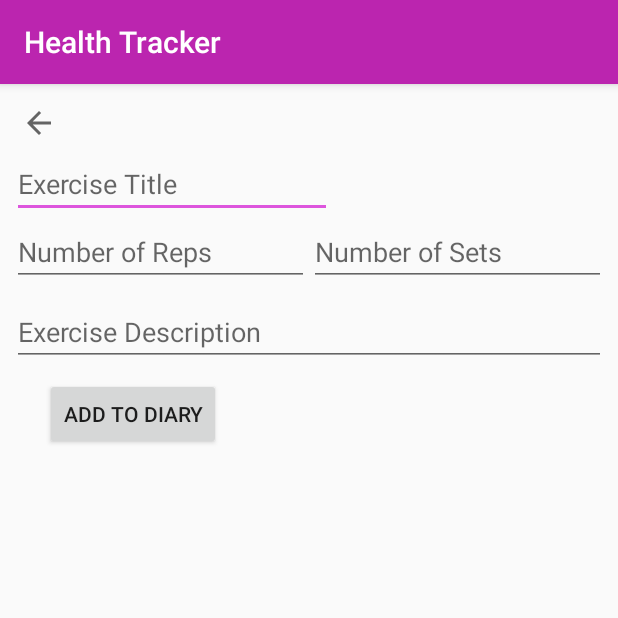
After one commit to VorosDana/healthtracker, an Android app: the ExerciseAddActivity screen opened directly, with no data from a screen before it, on a phone screen of 412 x 824 dp, the top half of it. The commit adds this screen. Run offline under Robolectric (Android 15) with nearby library versions, the phone set to English and light mode, and no system bars; our stand-ins replace Room's generated code.

Commit message:
A lot of work, database and recycler view implemented for exercise diary

```diff
--- a/app/build.gradle
+++ b/app/build.gradle
@@ -36,5 +36,7 @@ dependencies {
     testImplementation 'junit:junit:4.12'
     androidTestImplementation 'androidx.test:runner:1.1.0-alpha4'
     androidTestImplementation 'androidx.test.espresso:espresso-core:3.1.0-alpha4'
+    androidTestImplementation 'androidx.test:rules:1.1.1'
     implementation 'com.google.android.material:material:1.0.0'
+    implementation 'androidx.recyclerview:recyclerview:1.0.0'
 }
--- a/app/src/main/AndroidManifest.xml
+++ b/app/src/main/AndroidManifest.xml
@@ -9,7 +9,9 @@
         android:roundIcon="@mipmap/ic_launcher_round"
         android:supportsRtl="true"
         android:theme="@style/AppTheme">
-        <activity android:name=".database.ExerciseDiaryActivity"></activity>
+        <activity android:name=".ExerciseAddActivity"></activity>
+        <activity android:name=".ExerciseListActivity" />
+        <activity android:name=".database.ExerciseDiaryActivity" />
         <activity android:name=".TapperActivity" />
         <activity android:name=".MainActivity">
             <intent-filter>
--- /dev/null
+++ b/app/src/main/java/com/example/healthtracker/ExerciseAddActivity.java
@@ -0,0 +1,54 @@
+package com.example.healthtracker;
+
+import androidx.appcompat.app.AppCompatActivity;
+import androidx.room.Room;
+
+import android.os.Bundle;
+import android.view.View;
+import android.widget.EditText;
+
+import com.example.healthtracker.database.Exercise;
+import com.example.healthtracker.database.ExerciseDatabase;
+
+public class ExerciseAddActivity extends AppCompatActivity {
+
+    ExerciseDatabase database;
+
+    @Override
+    protected void onCreate(Bundle savedInstanceState) {
+        super.onCreate(savedInstanceState);
+        setContentView(R.layout.activity_exercise_add);
+
+        database = Room.databaseBuilder(getApplicationContext(), ExerciseDatabase.class, "exercise-diary")
+                .allowMainThreadQueries()
+                .fallbackToDestructiveMigration()
+                .build();
+    }
+
+    public void addExercise(View view){
+        Exercise exercise = new Exercise();
+
+        EditText title = findViewById(R.id.edit_text_exercise_title);
+        EditText sets = findViewById(R.id.edit_text_exercise_sets);
+        EditText reps = findViewById(R.id.edit_text_exercise_reps);
+        EditText description = findViewById(R.id.edit_text_exercise_description);
+
+
+        exercise.setTitle(title.getText().toString());
+        exercise.setSets(Integer.parseInt(sets.getText().toString()));
+        exercise.setReps(Integer.parseInt(reps.getText().toString()));
+        exercise.setDescription(description.getText().toString());
+
+        database.exerciseDao().add(exercise);
+
+        ExerciseListActivity parent = (ExerciseListActivity) this.getParent();
+        parent.adapter.notifyDataSetChanged();
+
+        this.finish();
+    }
+
+
+    public void finishActivity(View view){
+        this.finish();
+    }
+}
--- a/app/src/main/java/com/example/healthtracker/MainActivity.java
+++ b/app/src/main/java/com/example/healthtracker/MainActivity.java
@@ -40,6 +40,11 @@ public class MainActivity extends AppCompatActivity {
 
     public void tapHandler(View in) {
         Intent intent = new Intent(this, TapperActivity.class);
+        startActivity(intent);
+    }
+
+    public void exerciseDiaryButtonHandler(View view) {
+        Intent intent = new Intent(this, ExerciseListActivity.class);
         startActivity(intent);
     }
 
--- /dev/null
+++ b/app/src/main/res/layout/activity_exercise_add.xml
@@ -0,0 +1,96 @@
+<?xml version="1.0" encoding="utf-8"?>
+<androidx.constraintlayout.widget.ConstraintLayout xmlns:android="http://schemas.android.com/apk/res/android"
+    xmlns:app="http://schemas.android.com/apk/res-auto"
+    xmlns:tools="http://schemas.android.com/tools"
+    android:layout_width="match_parent"
+    android:layout_height="match_parent"
+    tools:context=".ExerciseAddActivity">
+
+    <EditText
+        android:id="@+id/edit_text_exercise_title"
+        android:layout_width="wrap_content"
+        android:layout_height="wrap_content"
+        android:layout_marginStart="8dp"
+        android:ems="10"
+        android:hint="@string/exercise_add_title"
+        android:inputType="textNoSuggestions"
+        app:layout_constraintStart_toStartOf="parent"
+        app:layout_constraintTop_toBottomOf="@+id/button_back" />
+
+    <EditText
+        android:id="@+id/edit_text_exercise_description"
+        android:layout_width="0dp"
+        android:layout_height="wrap_content"
+        android:layout_marginStart="8dp"
+        android:layout_marginTop="8dp"
+        android:layout_marginEnd="8dp"
+        android:ems="10"
+        android:hint="@string/exercise_add_description"
+        android:inputType="textShortMessage"
+        app:layout_constraintEnd_toEndOf="parent"
+        app:layout_constraintStart_toStartOf="parent"
+        app:layout_constraintTop_toBottomOf="@+id/layout_sets_reps" />
+
+    <Button
+        android:id="@+id/button2"
+        android:layout_width="wrap_content"
+        android:layout_height="wrap_content"
+        android:layout_marginStart="8dp"
+        android:layout_marginTop="8dp"
+        android:layout_marginEnd="8dp"
+        android:onClick="addExercise"
+        android:text="@string/exercise_add_button"
+        app:layout_constraintEnd_toEndOf="parent"
+        app:layout_constraintHorizontal_bias="0.08"
+        app:layout_constraintStart_toStartOf="parent"
+        app:layout_constraintTop_toBottomOf="@+id/edit_text_exercise_description" />
+
+    <LinearLayout
+        android:id="@+id/layout_sets_reps"
+        android:layout_width="0dp"
+        android:layout_height="wrap_content"
+        android:layout_marginStart="8dp"
+        android:layout_marginEnd="8dp"
+        android:orientation="horizontal"
+        app:layout_constraintEnd_toEndOf="parent"
+        app:layout_constraintHorizontal_bias="0.0"
+        app:layout_constraintStart_toStartOf="parent"
+        app:layout_constraintTop_toBottomOf="@+id/edit_text_exercise_title">
+
+        <EditText
+            android:id="@+id/edit_text_exercise_reps"
+            android:layout_width="wrap_content"
+            android:layout_height="wrap_content"
+            android:layout_weight="1"
+            android:ems="10"
+            android:hint="@string/exercise_add_reps"
+            android:inputType="number"
+            tools:layout_editor_absoluteX="22dp"
+            tools:layout_editor_absoluteY="170dp" />
+
+        <EditText
+            android:id="@+id/edit_text_exercise_sets"
+            android:layout_width="wrap_content"
+            android:layout_height="wrap_content"
+            android:layout_weight="1"
+            android:ems="10"
+            android:hint="@string/exercise_add_sets"
+            android:inputType="number"
+            tools:layout_editor_absoluteX="0dp"
+            tools:layout_editor_absoluteY="457dp" />
+
+    </LinearLayout>
+
+    <ImageButton
+        android:id="@+id/button_back"
+        android:layout_width="36dp"
+        android:layout_height="36dp"
+        android:layout_marginStart="8dp"
+        android:layout_marginTop="8dp"
+        android:background="@android:color/transparent"
+        android:onClick="finishActivity"
+        app:layout_constraintStart_toStartOf="parent"
+        app:layout_constraintTop_toTopOf="parent"
+        app:srcCompat="?attr/actionModeCloseDrawable" />
+
+</androidx.constraintlayout.widget.ConstraintLayout>
--- a/app/src/main/res/values/strings.xml
+++ b/app/src/main/res/values/strings.xml
@@ -3,4 +3,11 @@
 
     <!-- TODO: Remove or change this placeholder text -->
     <string name="hello_blank_fragment">Hello blank fragment</string>
+    <string name="exercise">exercise</string>
+    <string name="exercise_diary_link">Exercise Diary</string>
+    <string name="exercise_add_button">Add to Diary</string>
+    <string name="exercise_add_title">Exercise Title</string>
+    <string name="exercise_add_sets">Number of Sets</string>
+    <string name="exercise_add_reps">Number of Reps</string>
+    <string name="exercise_add_description">Exercise Description</string>
 </resources>
```
Also changed, not shown: app/src/main/java/com/example/healthtracker/ExerciseFragment.java (deleted, +0 -113 lines), app/src/main/java/com/example/healthtracker/ExerciseListActivity.java (added, +61 -0 lines), app/src/main/java/com/example/healthtracker/RecyclerComponents/ExerciseAdapter.java (added, +49 -0 lines), app/src/main/java/com/example/healthtracker/RecyclerComponents/ExerciseHolder.java (added, +38 -0 lines), app/src/main/res/layout/activity_exercise_list.xml (added, +62 -0 lines), app/src/main/res/layout/activity_main.xml (+15 -0 lines), app/src/main/res/layout/exercise_diary_layout.xml (added, +37 -0 lines), app/src/main/res/layout/fragment_exercise.xml (deleted, +0 -14 lines).
